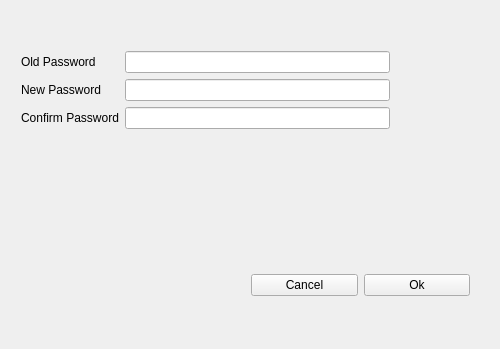
Old version of the form Client/EditorGUI/EditorGUI/Modify Password/ModifyPassword.ui in the repository iliodipietro/Programmazione-Di-Sistema-Collaborative-Editor.
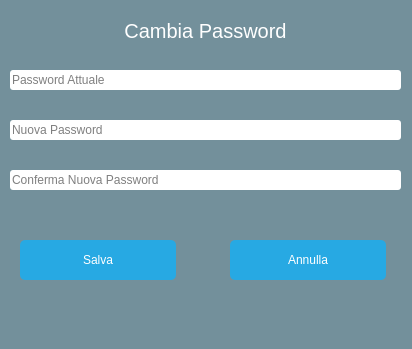
New version of the form.

Patch:
```diff
--- a/Client/EditorGUI/EditorGUI/Modify Password/ModifyPassword.ui
+++ b/Client/EditorGUI/EditorGUI/Modify Password/ModifyPassword.ui
@@ -6,92 +6,155 @@
    <rect>
     <x>0</x>
     <y>0</y>
-    <width>500</width>
+    <width>412</width>
     <height>349</height>
    </rect>
   </property>
   <property name="windowTitle">
    <string>ModifyPassword</string>
   </property>
-  <widget class="QWidget" name="formLayoutWidget">
+  <property name="styleSheet">
+   <string notr="true">#ModifyPassword{ background: rgba(32, 80, 96, 100); }
+QLineEdit { border-radius: 3px; }</string>
+  </property>
+  <widget class="QPushButton" name="cancel">
    <property name="geometry">
     <rect>
+     <x>230</x>
+     <y>240</y>
+     <width>156</width>
+     <height>40</height>
+    </rect>
+   </property>
+   <property name="styleSheet">
+    <string notr="true">QPushButton
+{
+  color: white;
+  background-color: #27a9e3;
+  border-width: 0px;
+  border-radius: 5px;
+}
+
+QPushButton:hover { background-color: #0080FF; }</string>
+   </property>
+   <property name="text">
+    <string>Annulla</string>
+   </property>
+  </widget>
+  <widget class="QPushButton" name="okButton">
+   <property name="geometry">
+    <rect>
+     <x>20</x>
+     <y>240</y>
+     <width>156</width>
+     <height>40</height>
+    </rect>
+   </property>
+   <property name="toolTipDuration">
+    <number>4</number>
+   </property>
+   <property name="styleSheet">
+    <string notr="true">QPushButton
+{
+  color: white;
+  background-color: #27a9e3;
+  border-width: 0px;
+  border-radius: 5px;
+}
+
+QPushButton:hover { background-color: #0080FF; }
+
+QPushButton:disabled{
+ background-color: #a6a6a6;
+}</string>
+   </property>
+   <property name="text">
+    <string>Salva</string>
+   </property>
+  </widget>
+  <widget class="QLineEdit" name="confirmPasswordLineEdit">
+   <property name="geometry">
+    <rect>
      <x>10</x>
-     <y>40</y>
+     <y>170</y>
      <width>391</width>
-     <height>171</height>
+     <height>20</height>
     </rect>
    </property>
-   <layout class="QFormLayout" name="formLayout">
-    <item row="0" column="0">
-     <widget class="QLabel" name="oldPasswordLabel">
-      <property name="text">
-       <string>Old Password</string>
-      </property>
-     </widget>
-    </item>
-    <item row="0" column="1">
-     <widget class="QLineEdit" name="oldPasswordLineEdit">
-      <property name="echoMode">
-       <enum>QLineEdit::Password</enum>
-      </property>
-     </widget>
-    </item>
-    <item row="1" column="0">
-     <widget class="QLabel" name="newPasswordLabel">
-      <property name="text">
-       <string>New Password</string>
-      </property>
-     </widget>
-    </item>
-    <item row="1" column="1">
-     <widget class="QLineEdit" name="newPasswordLineEdit">
-      <property name="echoMode">
-       <enum>QLineEdit::Password</enum>
-      </property>
-     </widget>
-    </item>
-    <item row="2" column="0">
-     <widget class="QLabel" name="confirmPasswordLabel">
-      <property name="text">
-       <string>Confirm Password</string>
-      </property>
-     </widget>
-    </item>
-    <item row="2" column="1">
-     <widget class="QLineEdit" name="confirmPasswordLineEdit">
-      <property name="echoMode">
-       <enum>QLineEdit::Password</enum>
-      </property>
-     </widget>
-    </item>
-   </layout>
+   <property name="sizePolicy">
+    <sizepolicy hsizetype="Maximum" vsizetype="Expanding">
+     <horstretch>0</horstretch>
+     <verstretch>0</verstretch>
+    </sizepolicy>
+   </property>
+   <property name="echoMode">
+    <enum>QLineEdit::Password</enum>
+   </property>
+   <property name="placeholderText">
+    <string>Conferma Nuova Password</string>
+   </property>
   </widget>
-  <widget class="QWidget" name="gridLayoutWidget">
+  <widget class="QLineEdit" name="newPasswordLineEdit">
    <property name="geometry">
     <rect>
-     <x>240</x>
-     <y>250</y>
-     <width>241</width>
-     <height>71</height>
+     <x>10</x>
+     <y>120</y>
+     <width>391</width>
+     <height>20</height>
     </rect>
    </property>
-   <layout class="QGridLayout" name="gridLayout">
-    <item row="2" column="0">
-     <widget class="QPushButton" name="cancel">
-      <property name="text">
-       <string>Cancel</string>
-      </property>
-     </widget>
-    </item>
-    <item row="2" column="1">
-     <widget class="QPushButton" name="okButton">
-      <property name="text">
-       <string>Ok</string>
-      </property>
-     </widget>
-    </item>
-   </layout>
+   <property name="echoMode">
+    <enum>QLineEdit::Password</enum>
+   </property>
+   <property name="placeholderText">
+    <string>Nuova Password</string>
+   </property>
+  </widget>
+  <widget class="QLineEdit" name="oldPasswordLineEdit">
+   <property name="geometry">
+    <rect>
+     <x>10</x>
+     <y>70</y>
+     <width>391</width>
+     <height>20</height>
+    </rect>
+   </property>
+   <property name="echoMode">
+    <enum>QLineEdit::Password</enum>
+   </property>
+   <property name="placeholderText">
+    <string>Password Attuale</string>
+   </property>
+  </widget>
+  <widget class="QLabel" name="label">
+   <property name="geometry">
+    <rect>
+     <x>0</x>
+     <y>20</y>
+     <width>411</width>
+     <height>21</height>
+    </rect>
+   </property>
+   <property name="sizePolicy">
+    <sizepolicy hsizetype="Preferred" vsizetype="Preferred">
+     <horstretch>0</horstretch>
+     <verstretch>0</verstretch>
+    </sizepolicy>
+   </property>
+   <property name="font">
+    <font>
+     <pointsize>15</pointsize>
+    </font>
+   </property>
+   <property name="styleSheet">
+    <string notr="true">QLabel { color: white; }</string>
+   </property>
+   <property name="text">
+    <string>Cambia Password</string>
+   </property>
+   <property name="alignment">
+    <set>Qt::AlignCenter</set>
+   </property>
   </widget>
  </widget>
  <layoutdefault spacing="6" margin="11"/>
```
